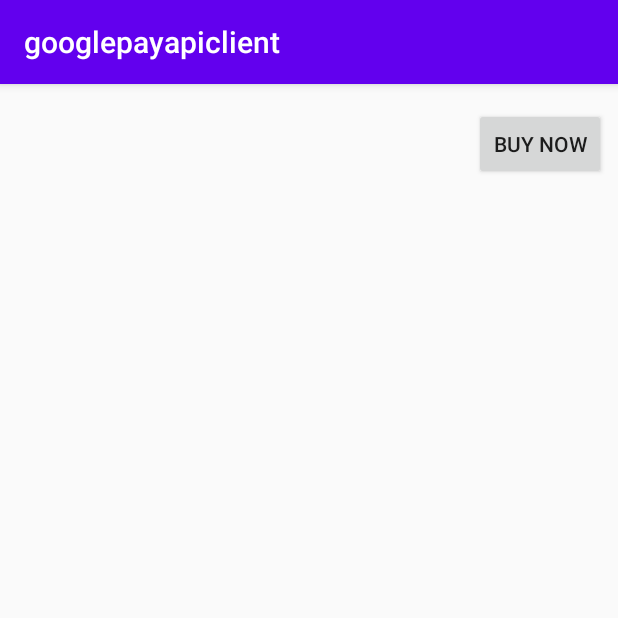
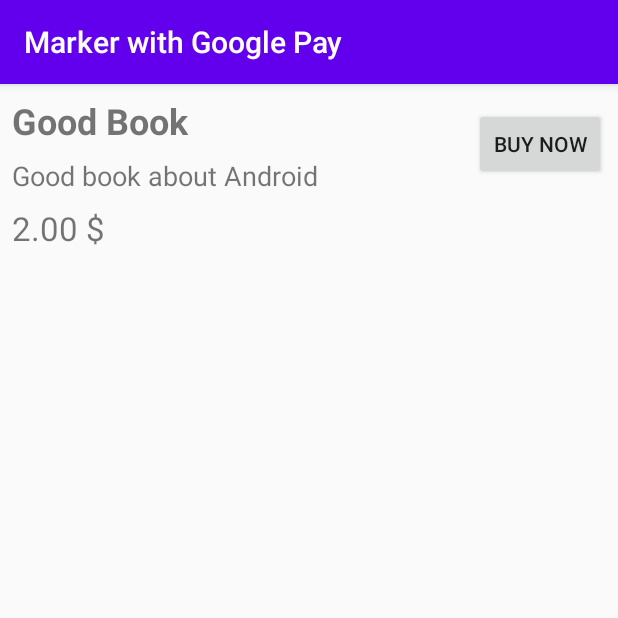
Before and after one commit to mmarashan/google-pay-in-one-step, an Android app: the screen it shows after launch (MainActivity), on a phone screen of 412 x 824 dp, the top half of it. Run offline under Robolectric (Android 15) with nearby library versions, the phone set to English and light mode, and no system bars; libraries missing offline, so code that uses them is left out: com.google.android.gms.

```diff
--- a/app/src/main/AndroidManifest.xml
+++ b/app/src/main/AndroidManifest.xml
@@ -4,9 +4,7 @@
 
     <application
         android:allowBackup="true"
-        android:icon="@mipmap/ic_launcher"
         android:label="@string/app_name"
-        android:roundIcon="@mipmap/ic_launcher_round"
         android:supportsRtl="true"
         android:theme="@style/AppTheme">
         <activity android:name=".MainActivity">
--- a/app/src/main/java/ru/volgadev/googlepayapiclient/MainActivity.kt
+++ b/app/src/main/java/ru/volgadev/googlepayapiclient/MainActivity.kt
@@ -1,23 +1,48 @@
 package ru.volgadev.googlepayapiclient
 
+import android.os.Bundle
 import androidx.appcompat.app.AppCompatActivity
-import android.os.Bundle
 import kotlinx.android.synthetic.main.activity_main.*
+import ru.volgadev.pay_lib.MerchantData
+import ru.volgadev.pay_lib.PaymentRequest
+import ru.volgadev.pay_lib.PaymentActivity
+import ru.volgadev.pay_lib.centsToString
 
 class MainActivity : AppCompatActivity() {
+
+    private val itemToBuy =
+        ShopItem(name = "Good Book", description = "Good book about Android", priceCents = 200L)
+
+    private val isTest = true
+
+    /* Get this data from your bank */
+    private val merchantData = MerchantData(
+        merchantName = "example",
+        gateway = "example",
+        gatewayMerchantId = "example"
+    )
+
     override fun onCreate(savedInstanceState: Bundle?) {
         super.onCreate(savedInstanceState)
         setContentView(R.layout.activity_main)
 
+        itemName.text = itemToBuy.name
+        itemDescription.text = itemToBuy.description
+        val priceStr = itemToBuy.priceCents.centsToString()+" $"
+        itemPrice.text = priceStr
+
+        val paymentRequest = PaymentRequest(
+            itemToBuy.name, itemToBuy.description, itemToBuy.priceCents,
+            "USD", "US"
+        )
 
         buyNowBtn.setOnClickListener {
-
+            PaymentActivity.openPaymentActivity(
+                applicationContext,
+                merchantData,
+                paymentRequest,
+                isTest
+            )
         }
     }
 }
-
-data class ShopItem(
-    val name: String,
-    val description: String,
-    val priceCents: String
-)
--- /dev/null
+++ b/app/src/main/java/ru/volgadev/googlepayapiclient/Model.kt
@@ -0,0 +1,7 @@
+package ru.volgadev.googlepayapiclient
+
+data class ShopItem(
+    val name: String,
+    val description: String,
+    val priceCents: Long
+)
--- a/app/src/main/res/layout/activity_main.xml
+++ b/app/src/main/res/layout/activity_main.xml
@@ -7,7 +7,7 @@
     tools:context=".MainActivity">
 
     <TextView
-        android:id="@+id/item_name"
+        android:id="@+id/itemName"
         android:layout_width="wrap_content"
         android:layout_height="wrap_content"
         android:layout_margin="@dimen/elements_margin_max"
@@ -18,23 +18,23 @@
         tools:text="Some book" />
 
     <TextView
-        android:id="@+id/item_description"
+        android:id="@+id/itemDescription"
         android:layout_width="wrap_content"
         android:layout_height="wrap_content"
         android:layout_margin="@dimen/elements_margin_max"
         android:textSize="18sp"
         app:layout_constraintLeft_toLeftOf="parent"
-        app:layout_constraintTop_toBottomOf="@id/item_name"
+        app:layout_constraintTop_toBottomOf="@id/itemName"
         tools:text="Small book about love with Android" />
 
     <TextView
-        android:id="@+id/item_price"
+        android:id="@+id/itemPrice"
         android:layout_width="wrap_content"
         android:layout_height="wrap_content"
         android:layout_margin="@dimen/elements_margin_max"
         android:textSize="22sp"
         app:layout_constraintLeft_toLeftOf="parent"
-        app:layout_constraintTop_toBottomOf="@id/item_description"
+        app:layout_constraintTop_toBottomOf="@id/itemDescription"
         tools:text="10$" />
 
     <Button
@@ -44,6 +44,6 @@
         android:layout_margin="@dimen/elements_margin_max"
         android:text="@string/buy_now"
         app:layout_constraintRight_toRightOf="parent"
-        app:layout_constraintTop_toTopOf="@id/item_name" />
+        app:layout_constraintTop_toTopOf="@id/itemName" />
 
 </androidx.constraintlayout.widget.ConstraintLayout>
--- a/app/src/main/res/values/strings.xml
+++ b/app/src/main/res/values/strings.xml
@@ -1,4 +1,4 @@
 <resources>
-    <string name="app_name">googlepayapiclient</string>
+    <string name="app_name">Marker with Google Pay</string>
     <string name="buy_now">Buy now</string>
 </resources>
--- a/pay-lib/src/main/AndroidManifest.xml
+++ b/pay-lib/src/main/AndroidManifest.xml
@@ -7,7 +7,7 @@
             android:value="true" />
 
         <activity
-            android:name="ru.volgadev.pay_lib.impl.PaymentActivity"
+            android:name="ru.volgadev.pay_lib.PaymentActivity"
             android:label="@string/app_name"
             android:screenOrientation="portrait" />
     </application>
--- a/pay-lib/src/main/java/ru/volgadev/pay_lib/impl/Extention.kt
+++ b/pay-lib/src/main/java/ru/volgadev/pay_lib/Extention.kt
@@ -1,4 +1,4 @@
-package ru.volgadev.pay_lib.impl
+package ru.volgadev.pay_lib
 
 import android.content.Context
 import com.google.android.gms.wallet.PaymentsClient
--- a/pay-lib/src/main/java/ru/volgadev/pay_lib/impl/PaymentRequestsBuilder.kt
+++ b/pay-lib/src/main/java/ru/volgadev/pay_lib/PaymentRequestsBuilder.kt
@@ -1,11 +1,10 @@
-package ru.volgadev.pay_lib.impl
+package ru.volgadev.pay_lib
 
 import com.google.android.gms.wallet.IsReadyToPayRequest
 import com.google.android.gms.wallet.PaymentDataRequest
 import org.json.JSONArray
 import org.json.JSONException
 import org.json.JSONObject
-import ru.volgadev.pay_lib.MerchantData
 
 internal class PayRequestsManager(
     private val merchantData: MerchantData
```
Also changed, not shown: pay-lib/build.gradle (added, +31 -0 lines), pay-lib/src/main/java/ru/volgadev/pay_lib/Model.kt (renamed from pay-lib/src/main/java/ru/volgadev/pay_lib/PaymentManager.kt, +0 -11 lines), pay-lib/src/main/java/ru/volgadev/pay_lib/PaymentActivity.kt (renamed from pay-lib/src/main/java/ru/volgadev/pay_lib/impl/PaymentActivity.kt, +2 -5 lines), pay-lib/src/main/java/ru/volgadev/pay_lib/PaymentManagerFactory.kt (deleted, +0 -14 lines), pay-lib/src/main/java/ru/volgadev/pay_lib/impl/PaymentManagerImpl.kt (deleted, +0 -21 lines), 1 other file.
